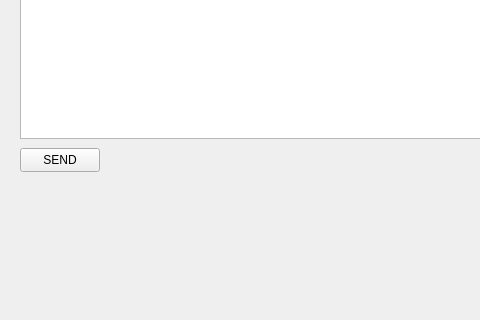
The window that mainwindow.ui (Abdullah-Bajwa/LetterRobotNetworkInterface) describes before a commit, drawn with Qt 5; both pictures show x 0 to 480 and y 161 to 481 of the 800 by 600 pixel window.
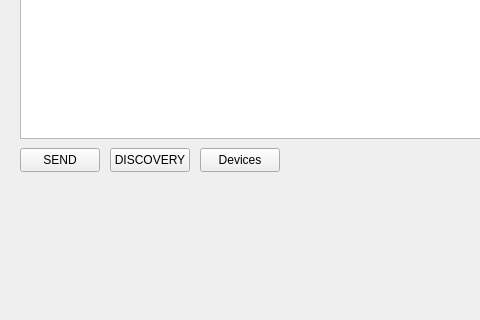
The same window after the commit.

The edit to the form file:
```diff
--- a/mainwindow.ui
+++ b/mainwindow.ui
@@ -37,6 +37,32 @@
      <string>SEND</string>
     </property>
    </widget>
+   <widget class="QPushButton" name="discoveryButton">
+    <property name="geometry">
+     <rect>
+      <x>110</x>
+      <y>290</y>
+      <width>80</width>
+      <height>24</height>
+     </rect>
+    </property>
+    <property name="text">
+     <string>DISCOVERY</string>
+    </property>
+   </widget>
+   <widget class="QPushButton" name="devicesButton">
+    <property name="geometry">
+     <rect>
+      <x>200</x>
+      <y>290</y>
+      <width>80</width>
+      <height>24</height>
+     </rect>
+    </property>
+    <property name="text">
+     <string>Devices</string>
+    </property>
+   </widget>
   </widget>
   <widget class="QMenuBar" name="menubar">
    <property name="geometry">
```
